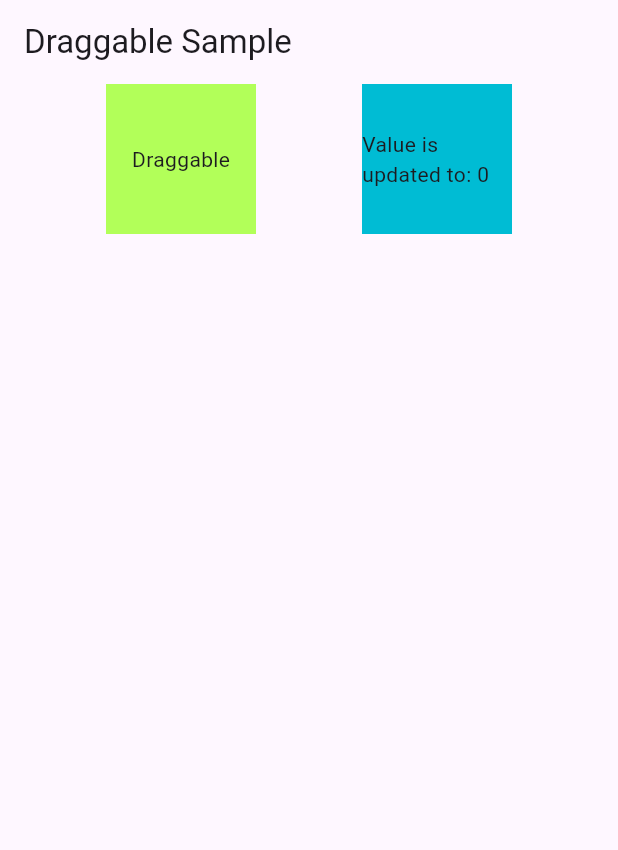
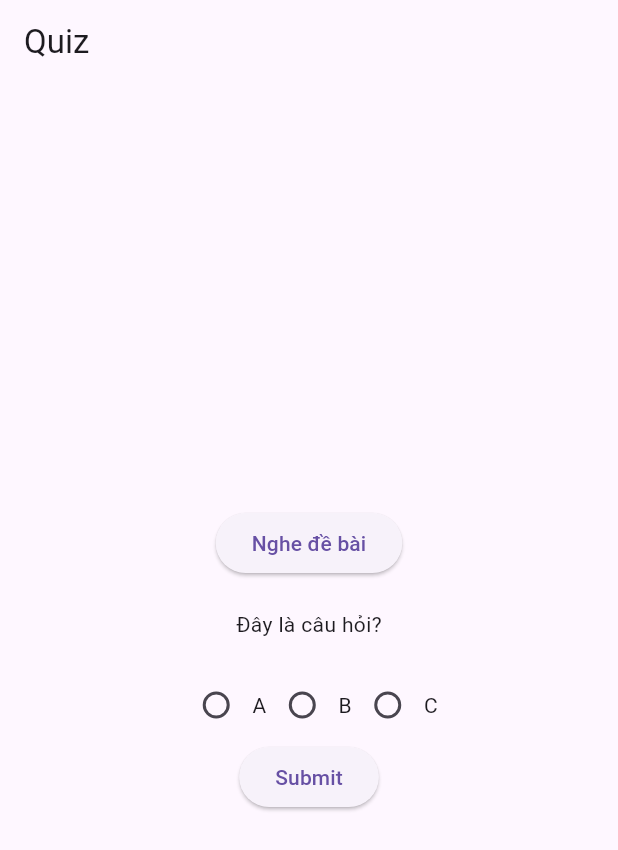
Before and after one commit to ChanhXaoSa/BeanMindDemo, a Flutter app: the screen it shows after launch, on a phone screen of 412 x 824 dp. Shown: the top 850 px of the screen. Run offline on Flutter 3.47's test engine with Material 3 defaults, Android fonts, the phone set to English and light mode, and no system bars; our stand-ins replace flutter_tts.

Commit message:
add question-voice-answer example

```diff
--- a/beanmind_demo/lib/main.dart
+++ b/beanmind_demo/lib/main.dart
@@ -1,5 +1,6 @@
 import 'package:beanmind_demo/drag_and_drop_page.dart';
 import 'package:beanmind_demo/home_page.dart';
+import 'package:beanmind_demo/question_voice_answer_page.dart';
 import 'package:flutter/material.dart';
 
 void main() {
@@ -15,7 +16,7 @@
         visualDensity: VisualDensity.adaptivePlatformDensity
       ),
       debugShowCheckedModeBanner: false,
-      home: DragAndDropPage(),
+      home: QuestionVoiceAnswerPage(),
     );
   }
 }
--- /dev/null
+++ b/beanmind_demo/lib/question_voice_answer_page.dart
@@ -0,0 +1,124 @@
+import 'package:flutter/material.dart';
+import 'package:flutter_tts/flutter_tts.dart';
+
+class QuestionVoiceAnswerPage extends StatefulWidget {
+  @override
+  _QuestionVoiceAnswerPageState createState() => _QuestionVoiceAnswerPageState();
+}
+
+class _QuestionVoiceAnswerPageState extends State<QuestionVoiceAnswerPage> {
+  FlutterTts flutterTts = FlutterTts();
+  String question = "Đây là câu hỏi?";
+  String answer = ""; // store user's answer
+  String correctAnswer = "A"; // example correct answer
+
+  @override
+  Widget build(BuildContext context) {
+    return Scaffold(
+      appBar: AppBar(
+        title: Text('Quiz'),
+      ),
+      body: Center(
+        child: Column(
+          mainAxisAlignment: MainAxisAlignment.center,
+          children: <Widget>[
+            ElevatedButton(
+              onPressed: () {
+                speak(question);
+              },
+              child: Text('Nghe đề bài'),
+            ),
+            SizedBox(height: 20),
+            Text(question), // Display question
+            SizedBox(height: 20),
+            Row(
+              mainAxisAlignment: MainAxisAlignment.center,
+              children: <Widget>[
+                Radio(
+                  value: 'A',
+                  groupValue: answer,
+                  onChanged: (value) {
+                    setState(() {
+                      answer = value!;
+                    });
+                  },
+                ),
+                Text('A'),
+                Radio(
+                  value: 'B',
+                  groupValue: answer,
+                  onChanged: (value) {
+                    setState(() {
+                      answer = value!;
+                    });
+                  },
+                ),
+                Text('B'),
+                Radio(
+                  value: 'C',
+                  groupValue: answer,
+                  onChanged: (value) {
+                    setState(() {
+                      answer = value!;
+                    });
+                  },
+                ),
+                Text('C'),
+              ],
+            ),
+            ElevatedButton(
+              onPressed: () {
+                // Check answer
+                if (answer == correctAnswer) {
+                  showDialog(
+                    context: context,
+                    builder: (BuildContext context) {
+                      return AlertDialog(
+                        title: Text("Kết quả"),
+                        content: Text("Đúng!"),
+                        actions: [
+                          ElevatedButton(
+                            onPressed: () {
+                              Navigator.of(context).pop();
+                            },
+                            child: Text("OK"),
+                          ),
+                        ],
+                      );
+                    },
+                  );
+                } else {
+                  showDialog(
+                    context: context,
+                    builder: (BuildContext context) {
+                      return AlertDialog(
+                        title: Text("Kết quả"),
+                        content: Text("Sai!"),
+                        actions: [
+                          ElevatedButton(
+                            onPressed: () {
+                              Navigator.of(context).pop();
+                            },
+                            child: Text("OK"),
+                          ),
+                        ],
+                      );
+                    },
+                  );
+                }
+              },
+              child: Text('Submit'),
+            ),
+          ],
+        ),
+      ),
+    );
+  }
+
+  // Function to speak the question
+  Future speak(String text) async {
+    await flutterTts.setLanguage("vi-VN");
+    await flutterTts.setPitch(1);
+    await flutterTts.speak(text);
+  }
+}
--- a/beanmind_demo/pubspec.yaml
+++ b/beanmind_demo/pubspec.yaml
@@ -40,6 +40,7 @@ dependencies:
   shared_preferences: ^2.2.3
   chewie: ^1.8.1
   video_player: ^2.8.6
+  flutter_tts: ^4.0.2
 
 dev_dependencies:
   flutter_test:
```
Also changed, not shown: beanmind_demo/pubspec.lock.
